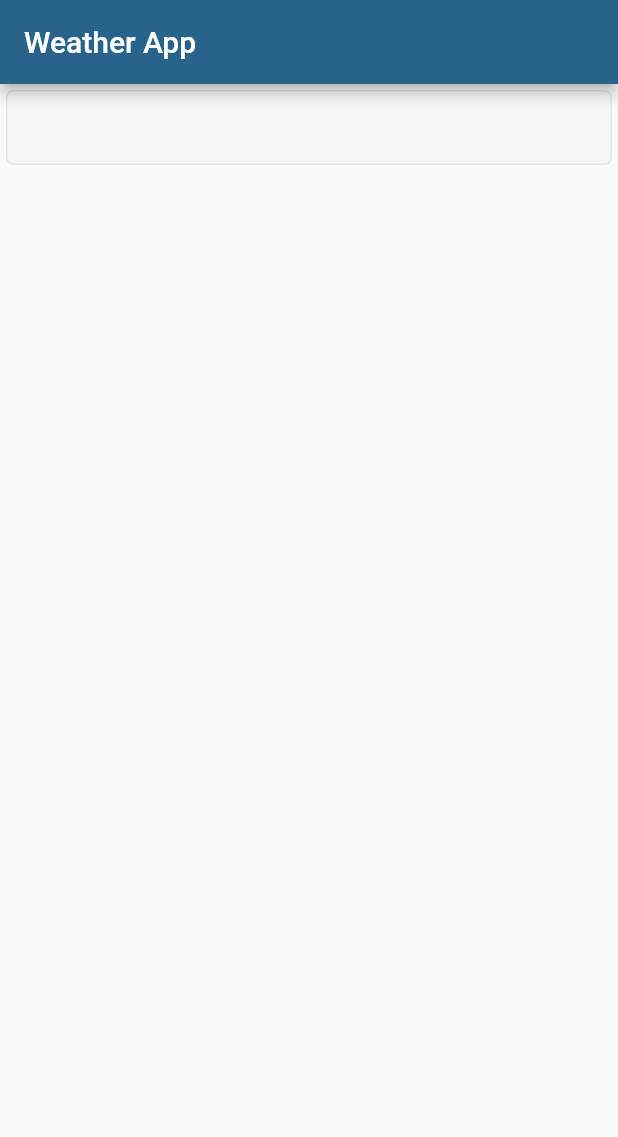
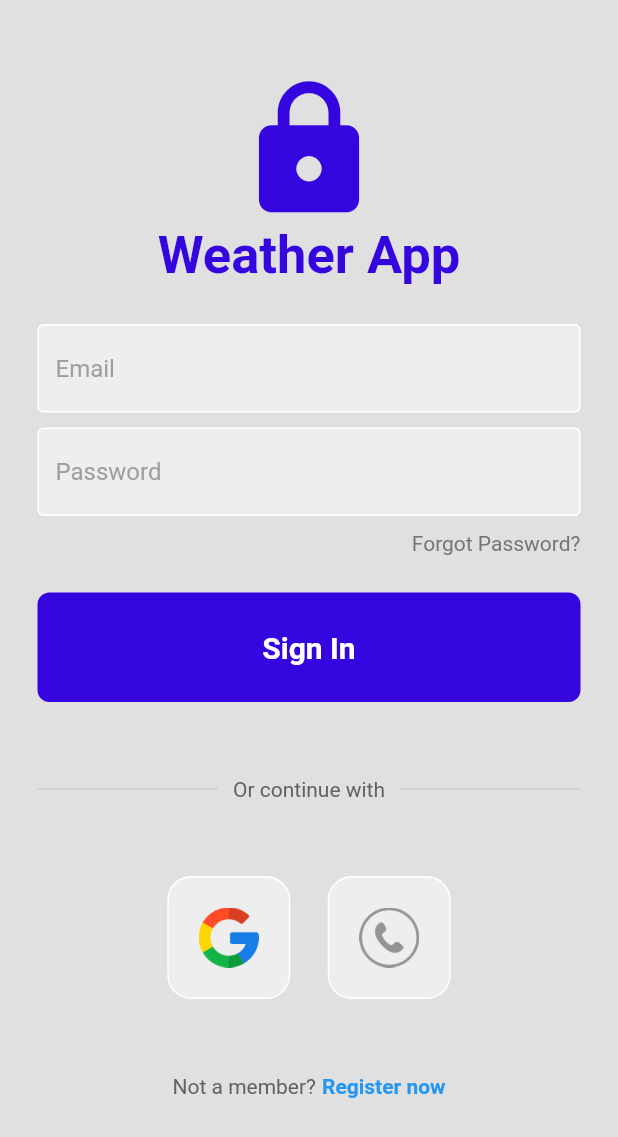
Before and after one commit to BangPei/fl_weather_app, a Flutter app: the screen it shows after launch, on a phone screen of 412 x 824 dp. Shown: the top 1137 px of the screen. Run offline on Flutter 3.47's test engine with Material 2 defaults, Android fonts, the phone set to English and light mode, and no system bars; our stand-ins replace dio, equatable, firebase_auth, firebase_core, flutter_bloc, geolocator and 5 more; accounts and stored records are empty; generated files the repository leaves out were written again.

Commit message:
add firebase and register by email function

```diff
--- /dev/null
+++ b/lib/common/form_validator.dart
@@ -0,0 +1,19 @@
+class ValidForm {
+  static String? emptyValue(String? value) {
+    if (value!.isEmpty) {
+      return "value could not be empty";
+    }
+    return null;
+  }
+
+  static String? matchValue(String? value, String? data, String title) {
+    if (value!.isEmpty) {
+      return "value could not be empty";
+    } else {
+      if (value != data) {
+        return "$title Not match";
+      }
+    }
+    return null;
+  }
+}
--- a/lib/main.dart
+++ b/lib/main.dart
@@ -1,12 +1,17 @@
+import 'package:firebase_core/firebase_core.dart';
 import 'package:flutter/material.dart';
 import 'package:flutter_bloc/flutter_bloc.dart';
 import 'package:url_strategy/url_strategy.dart';
 import 'package:weather_app/dio_injector/setup_locator.dart';
 // import 'package:jiffy/jiffy.dart';
 import 'package:weather_app/router/route_navigation.dart';
+import 'package:weather_app/screen/login/bloc/login_bloc.dart';
 import 'package:weather_app/screen/weather/bloc/weather_bloc.dart';
+import 'firebase_options.dart';
 
-void main() async {
+Future<void> main() async {
+  WidgetsFlutterBinding.ensureInitialized();
+  await Firebase.initializeApp(options: DefaultFirebaseOptions.currentPlatform);
   setPathUrlStrategy();
   setupLocator();
   // await Jiffy.setLocale('id');
@@ -21,6 +26,7 @@ class MyApp extends StatelessWidget {
     return MultiBlocProvider(
       providers: [
         BlocProvider<WeatherBloc>(create: (__) => WeatherBloc()),
+        BlocProvider<LoginBloc>(create: (__) => LoginBloc()),
       ],
       child: MaterialApp.router(
         title: 'Weather App',
--- a/lib/router/route_navigation.dart
+++ b/lib/router/route_navigation.dart
@@ -2,6 +2,7 @@ import 'package:flutter/material.dart';
 import 'package:weather_app/dio_injector/navigation_service.dart';
 import 'package:weather_app/dio_injector/setup_locator.dart';
 import 'package:go_router/go_router.dart';
+import 'package:weather_app/screen/login/login_register_screen.dart';
 import 'package:weather_app/screen/weather/weather_screen.dart';
 
 final NavigationService _nav = locator<NavigationService>();
@@ -9,14 +10,23 @@ final NavigationService _nav = locator<NavigationService>();
 class RouteNavigation {
   static final GoRouter router = GoRouter(
     navigatorKey: _nav.navKey,
-    initialLocation: '/',
+    initialLocation: '/auth',
+    redirect: (context, state) async {
+      // // String? token = await Session.get("token");
+      // if (token == null || token == "") {
+      //   return '/auth';
+      // } else {
+      //   return null;
+      // }
+      return null;
+    },
     routes: [
       GoRoute(
         parentNavigatorKey: _nav.navKey,
         path: '/auth',
         pageBuilder: (context, state) {
           return const NoTransitionPage(
-            child: Scaffold(),
+            child: LoginRegisterScreen(),
           );
         },
       ),
--- /dev/null
+++ b/lib/screen/login/auth.dart
@@ -0,0 +1,33 @@
+import 'package:firebase_auth/firebase_auth.dart';
+
+class Auth {
+  Auth._();
+  static final FirebaseAuth firebaseAuth = FirebaseAuth.instance;
+  static User? get currUser => firebaseAuth.currentUser;
+
+  Stream<User?> get authState => firebaseAuth.authStateChanges();
+
+  static Future signInWithEmailAndPassword({
+    required String email,
+    required String password,
+  }) async {
+    await firebaseAuth.signInWithEmailAndPassword(
+      email: email,
+      password: password,
+    );
+  }
+
+  static Future createUserWithEmailAndPassword({
+    required String email,
+    required String password,
+  }) async {
+    await firebaseAuth.createUserWithEmailAndPassword(
+      email: email,
+      password: password,
+    );
+  }
+
+  static Future signOut() async {
+    await firebaseAuth.signOut();
+  }
+}
--- /dev/null
+++ b/lib/screen/login/bloc/login_bloc.dart
@@ -0,0 +1,57 @@
+import 'package:equatable/equatable.dart';
+import 'package:firebase_auth/firebase_auth.dart';
+import 'package:flutter_bloc/flutter_bloc.dart';
+import 'package:weather_app/screen/login/auth.dart';
+
+part 'login_event.dart';
+part 'login_state.dart';
+
+class LoginBloc extends Bloc<LoginEvent, LoginState> {
+  LoginBloc() : super(const LoginState()) {
+    on<OnChangedEmailOrPhone>(_onChangedEmailOrPhone);
+    on<OnChangedPassword>(_onChangedPassword);
+    on<OnLogin>(_onLogin);
+    on<OnRegister>(_onRegister);
+  }
+
+  void _onChangedEmailOrPhone(
+      OnChangedEmailOrPhone event, Emitter<LoginState> emit) {
+    String emailOrPhone = state.emailOrPhone ?? "";
+    emailOrPhone = event.val;
+    emit(state.copyWith(emailOrPhone: emailOrPhone));
+  }
+
+  void _onChangedPassword(OnChangedPassword event, Emitter<LoginState> emit) {
+    String password = state.password ?? "";
+    password = event.val;
+    emit(state.copyWith(password: password));
+  }
+
+  void _onLogin(OnLogin event, Emitter<LoginState> emit) async {
+    String emailOrPassword = state.emailOrPhone ?? "";
+    String password = state.password ?? "";
+    try {
+      var data = await Auth.signInWithEmailAndPassword(
+        email: emailOrPassword,
+        password: password,
+      );
+      print(data);
+    } on FirebaseAuthException catch (e) {
+      print(e);
+    }
+  }
+
+  void _onRegister(OnRegister event, Emitter<LoginState> emit) async {
+    String emailOrPassword = state.emailOrPhone ?? "";
+    String password = state.password ?? "";
+    try {
+      var data = await Auth.createUserWithEmailAndPassword(
+        email: emailOrPassword,
+        password: password,
+      );
+      print(data);
+    } on FirebaseAuthException catch (e) {
+      print(e);
+    }
+  }
+}
--- /dev/null
+++ b/lib/screen/login/bloc/login_event.dart
@@ -0,0 +1,26 @@
+part of 'login_bloc.dart';
+
+abstract class LoginEvent extends Equatable {
+  const LoginEvent();
+
+  @override
+  List<Object> get props => [];
+}
+
+class OnChangedPassword extends LoginEvent {
+  final String val;
+  const OnChangedPassword(this.val);
+}
+
+class OnChangedEmailOrPhone extends LoginEvent {
+  final String val;
+  const OnChangedEmailOrPhone(this.val);
+}
+
+class OnLogin extends LoginEvent {
+  const OnLogin();
+}
+
+class OnRegister extends LoginEvent {
+  const OnRegister();
+}
--- /dev/null
+++ b/lib/screen/login/bloc/login_state.dart
@@ -0,0 +1,20 @@
+part of 'login_bloc.dart';
+
+class LoginState extends Equatable {
+  final bool? isLoading;
+  final String? password;
+  final String? emailOrPhone;
+  const LoginState({this.isLoading, this.password, this.emailOrPhone});
+
+  LoginState copyWith(
+      {bool? isLoading, String? password, String? emailOrPhone}) {
+    return LoginState(
+      emailOrPhone: emailOrPhone ?? this.emailOrPhone,
+      isLoading: isLoading ?? this.isLoading,
+      password: password ?? this.password,
+    );
+  }
+
+  @override
+  List<Object?> get props => [isLoading, emailOrPhone, password];
+}
--- /dev/null
+++ b/lib/screen/login/login_register_screen.dart
@@ -0,0 +1,146 @@
+import 'package:flutter/material.dart';
+import 'package:flutter_bloc/flutter_bloc.dart';
+import 'package:weather_app/common/form_validator.dart';
+import 'package:weather_app/screen/login/bloc/login_bloc.dart';
+import 'package:weather_app/widget/text_decoration.dart';
+import 'package:weather_app/widget/my_button.dart';
+import 'package:weather_app/widget/button_logo.dart';
+
+class LoginRegisterScreen extends StatefulWidget {
+  const LoginRegisterScreen({super.key});
+
+  @override
+  State<LoginRegisterScreen> createState() => _LoginRegisterScreenState();
+}
+
+class _LoginRegisterScreenState extends State<LoginRegisterScreen> {
+  @override
+  Widget build(BuildContext context) {
+    return Scaffold(
+      backgroundColor: Colors.grey[300],
+      body: SingleChildScrollView(
+        child: Center(
+          child: Column(
+            mainAxisAlignment: MainAxisAlignment.center,
+            children: [
+              const SizedBox(height: 50),
+              const Icon(
+                Icons.lock,
+                size: 100,
+                color: Color.fromARGB(255, 52, 5, 223),
+              ),
+              const Text(
+                'Weather App',
+                style: TextStyle(
+                  color: Color.fromARGB(255, 52, 5, 223),
+                  fontSize: 35,
+                  fontWeight: FontWeight.w700,
+                ),
+              ),
+              const SizedBox(height: 25),
+              Padding(
+                padding: const EdgeInsets.symmetric(horizontal: 25.0),
+                child: TextFormField(
+                  validator: ValidForm.emptyValue,
+                  decoration: DecorationText.box(hintText: "Email"),
+                  onChanged: (val) {
+                    context.read<LoginBloc>().add(OnChangedEmailOrPhone(val));
+                  },
+                ),
+              ),
+              const SizedBox(height: 10),
+              Padding(
+                padding: const EdgeInsets.symmetric(horizontal: 25.0),
+                child: TextFormField(
+                  obscureText: true,
+                  validator: ValidForm.emptyValue,
+                  decoration: DecorationText.box(hintText: "Password"),
+                  onChanged: (val) {
+                    context.read<LoginBloc>().add(OnChangedPassword(val));
+                  },
+                ),
+              ),
+              const SizedBox(height: 10),
+              Padding(
+                padding: const EdgeInsets.symmetric(horizontal: 25.0),
+                child: Row(
+                  mainAxisAlignment: MainAxisAlignment.end,
+                  children: [
+                    Text(
+                      'Forgot Password?',
+                      style: TextStyle(color: Colors.grey[600]),
+                    ),
+                  ],
+                ),
+              ),
+              const SizedBox(height: 25),
+              MyButton(
+                onTap: () {
+                  context.read<LoginBloc>().add(const OnLogin());
+                },
+                title: 'Sign In',
+              ),
+              const SizedBox(height: 50),
+              Padding(
+                padding: const EdgeInsets.symmetric(horizontal: 25.0),
+                child: Row(
+                  children: [
+                    Expanded(
+                      child: Divider(
+                        thickness: 0.5,
+                        color: Colors.grey[400],
+                      ),
+                    ),
+                    Padding(
+                      padding: const EdgeInsets.symmetric(horizontal: 10.0),
+                      child: Text(
+                        'Or continue with',
+                        style: TextStyle(color: Colors.grey[700]),
+                      ),
+                    ),
+                    Expanded(
+                      child: Divider(
+                        thickness: 0.5,
+                        color: Colors.grey[400],
+                      ),
+                    ),
+                  ],
+                ),
+              ),
+              const SizedBox(height: 50),
+              const Row(
+                mainAxisAlignment: MainAxisAlignment.center,
+                children: [
+                  ButtonLogo(imagePath: 'lib/images/google.png'),
+                  SizedBox(width: 25),
+                  ButtonLogo(imagePath: 'lib/images/phone.png')
+                ],
+              ),
+              const SizedBox(height: 50),
+              Row(
+                mainAxisAlignment: MainAxisAlignment.center,
+                children: [
+                  Text(
+                    'Not a member?',
+                    style: TextStyle(color: Colors.grey[700]),
+                  ),
+                  const SizedBox(width: 4),
+                  InkWell(
+                    onTap: () {},
+                    child: const Text(
+                      'Register now',
+                      style: TextStyle(
+                        color: Colors.blue,
+                        fontWeight: FontWeight.bold,
+                      ),
+                    ),
+                  ),
+                ],
+              )
+            ],
+          ),
+        ),
+      ),
+    );
+  }
+}
--- /dev/null
+++ b/lib/widget/button_logo.dart
@@ -0,0 +1,30 @@
+import 'package:flutter/material.dart';
+
+class ButtonLogo extends StatelessWidget {
+  final String imagePath;
+  final GestureTapCallback? onTap;
+  const ButtonLogo({
+    super.key,
+    required this.imagePath,
+    this.onTap,
+  });
+
+  @override
+  Widget build(BuildContext context) {
+    return GestureDetector(
+      onTap: onTap,
+      child: Container(
+        padding: const EdgeInsets.all(20),
+        decoration: BoxDecoration(
+          border: Border.all(color: Colors.white),
+          borderRadius: BorderRadius.circular(16),
+          color: Colors.grey[200],
+        ),
+        child: Image.asset(
+          imagePath,
+          height: 40,
+        ),
+      ),
+    );
+  }
+}
--- /dev/null
+++ b/lib/widget/my_button.dart
@@ -0,0 +1,32 @@
+import 'package:flutter/material.dart';
+
+class MyButton extends StatelessWidget {
+  final GestureTapCallback? onTap;
+  final String title;
+  const MyButton({super.key, required this.onTap, required this.title});
+
+  @override
+  Widget build(BuildContext context) {
+    return GestureDetector(
+      onTap: onTap,
+      child: Container(
+        padding: const EdgeInsets.all(25),
+        margin: const EdgeInsets.symmetric(horizontal: 25),
+        decoration: BoxDecoration(
+          color: const Color.fromARGB(255, 52, 5, 223),
+          borderRadius: BorderRadius.circular(8),
+        ),
+        child: Center(
+          child: Text(
+            title,
+            style: const TextStyle(
+              color: Colors.white,
+              fontWeight: FontWeight.bold,
+              fontSize: 20,
+            ),
+          ),
+        ),
+      ),
+    );
+  }
+}
--- /dev/null
+++ b/lib/widget/text_decoration.dart
@@ -0,0 +1,21 @@
+import 'package:flutter/material.dart';
+
+class DecorationText {
+  DecorationText._();
+  static InputDecoration box({String? hintText}) {
+    return InputDecoration(
+      enabledBorder: const OutlineInputBorder(
+        borderSide: BorderSide(color: Colors.white),
+      ),
+      focusedBorder: OutlineInputBorder(
+        borderSide: BorderSide(color: Colors.grey.shade400),
+      ),
+      fillColor: Colors.grey.shade200,
+      filled: true,
+      hintText: hintText ?? "",
+      hintStyle: TextStyle(
+        color: Colors.grey[500],
+      ),
+    );
+  }
+}
```
Also changed, not shown: pubspec.yaml (+5 -7 lines), lib/firebase_options.dart (added), lib/images/google.png (added), lib/images/phone.png (added), pubspec.lock, 8 other files.
